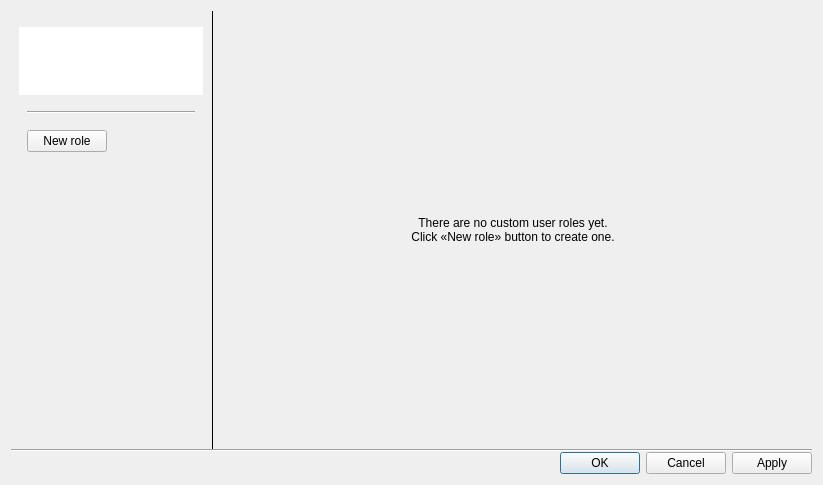
First picture: the form in client/src/ui/dialogs/resource_properties/user_groups_dialog.ui, repository networkoptix/nx_open, before the edit.
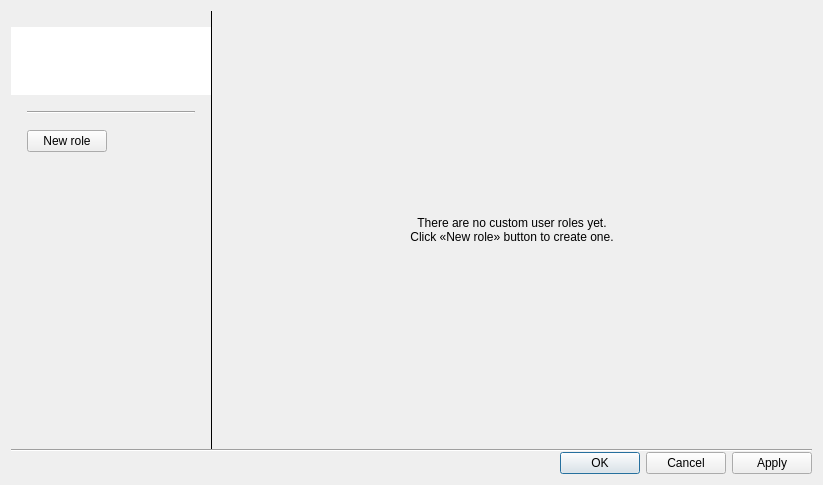
Second picture: the form after the edit. Custom widgets are drawn as their Qt base class.

Commit message:
Custom indents for leftmost/rightmost items in itemviews. Use of it in user/group settings.
<==== Mercurial data ====>
Branch: dev_3.0.0_gui

```diff
--- a/client/src/ui/dialogs/resource_properties/user_groups_dialog.ui
+++ b/client/src/ui/dialogs/resource_properties/user_groups_dialog.ui
@@ -80,13 +80,13 @@
        <number>16</number>
       </property>
       <property name="leftMargin">
-       <number>8</number>
+       <number>0</number>
       </property>
       <property name="topMargin">
        <number>16</number>
       </property>
       <property name="rightMargin">
-       <number>8</number>
+       <number>0</number>
       </property>
       <property name="bottomMargin">
        <number>0</number>
@@ -140,10 +140,10 @@
          <number>16</number>
         </property>
         <property name="leftMargin">
-         <number>8</number>
+         <number>16</number>
         </property>
         <property name="rightMargin">
-         <number>8</number>
+         <number>16</number>
         </property>
         <item>
          <widget class="Line" name="groupsListUnderline">
@@ -185,6 +185,12 @@
    </item>
    <item row="0" column="1">
     <widget class="Line" name="line_3">
+     <property name="maximumSize">
+      <size>
+       <width>1</width>
+       <height>16777215</height>
+      </size>
+     </property>
      <property name="frameShadow">
       <enum>QFrame::Plain</enum>
      </property>
```
The commit also changes 10 other files.
